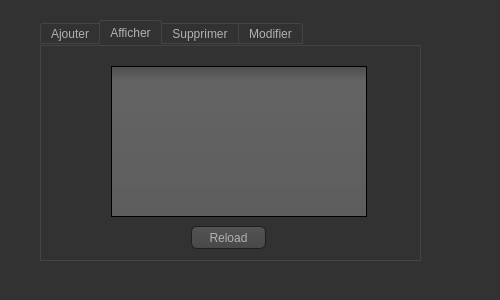
Old version of the form selim sayeh/Projet_qt/ventilateur.ui in the repository FirasSoltani/jade.
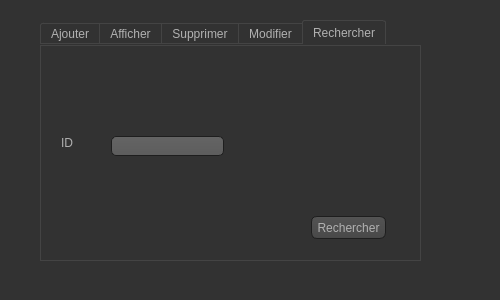
New version of the form. The open tabs and pages were chosen to show the change. Icons and pictures are not drawn.

```diff
--- a/selim sayeh/Projet_qt/ventilateur.ui
+++ b/selim sayeh/Projet_qt/ventilateur.ui
@@ -598,19 +598,6 @@
       </rect>
      </property>
     </widget>
-    <widget class="QPushButton" name="pushButton">
-     <property name="geometry">
-      <rect>
-       <x>150</x>
-       <y>180</y>
-       <width>75</width>
-       <height>23</height>
-      </rect>
-     </property>
-     <property name="text">
-      <string>Reload</string>
-     </property>
-    </widget>
    </widget>
    <widget class="QWidget" name="tab_3">
     <attribute name="title">
@@ -751,6 +738,47 @@
      </property>
     </widget>
    </widget>
+   <widget class="QWidget" name="tab_2">
+    <attribute name="title">
+     <string>Rechercher</string>
+    </attribute>
+    <widget class="QLineEdit" name="lineEdit">
+     <property name="geometry">
+      <rect>
+       <x>70</x>
+       <y>90</y>
+       <width>113</width>
+       <height>20</height>
+      </rect>
+     </property>
+    </widget>
+    <widget class="QLabel" name="label_6">
+     <property name="geometry">
+      <rect>
+       <x>20</x>
+       <y>90</y>
+       <width>47</width>
+       <height>13</height>
+      </rect>
+     </property>
+     <property name="text">
+      <string>ID</string>
+     </property>
+    </widget>
+    <widget class="QPushButton" name="pushButton_2">
+     <property name="geometry">
+      <rect>
+       <x>270</x>
+       <y>170</y>
+       <width>75</width>
+       <height>23</height>
+      </rect>
+     </property>
+     <property name="text">
+      <string>Rechercher</string>
+     </property>
+    </widget>
+   </widget>
   </widget>
  </widget>
  <resources/>
```
Left out of the diff: 2 changed lines with no effect on the pictures.
